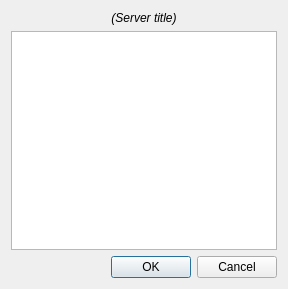
drawpile/Drawpile, file src/client/ui/selectsession.ui: the form before one commit.
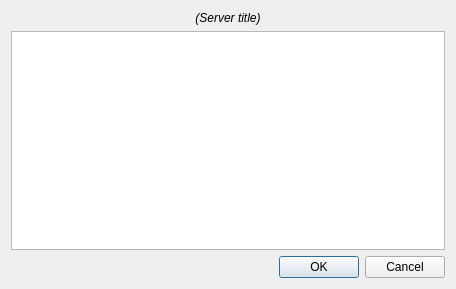
The form after the commit.

```diff
--- a/src/client/ui/selectsession.ui
+++ b/src/client/ui/selectsession.ui
@@ -6,7 +6,7 @@
    <rect>
     <x>0</x>
     <y>0</y>
-    <width>288</width>
+    <width>456</width>
     <height>289</height>
    </rect>
   </property>
```
